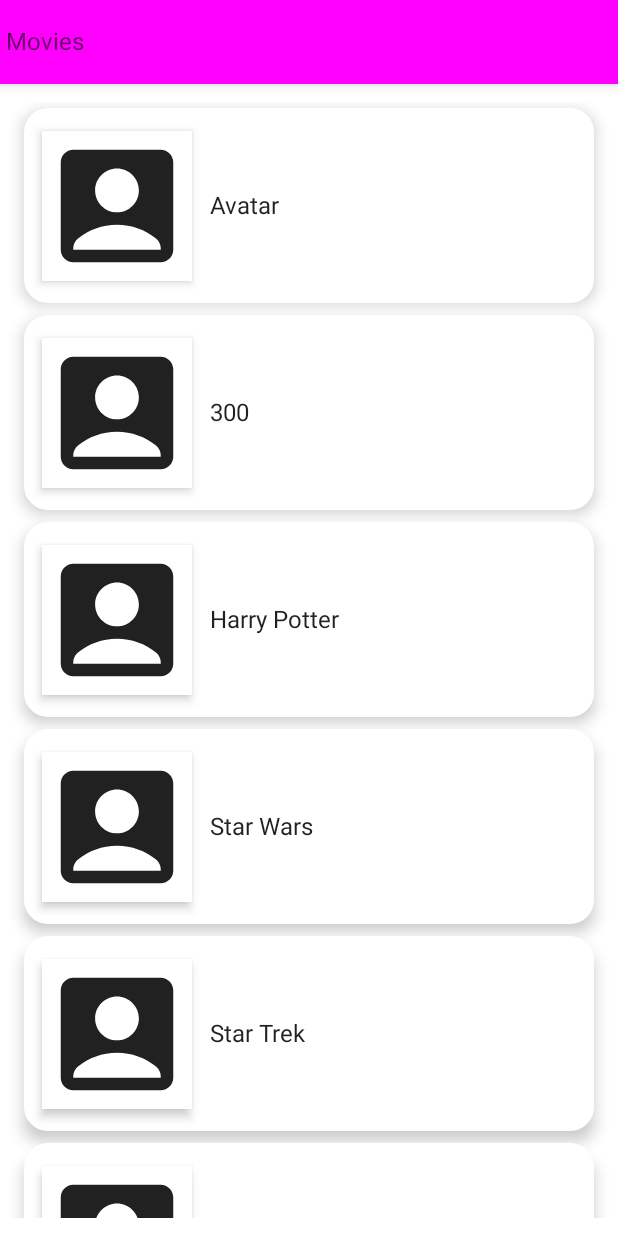
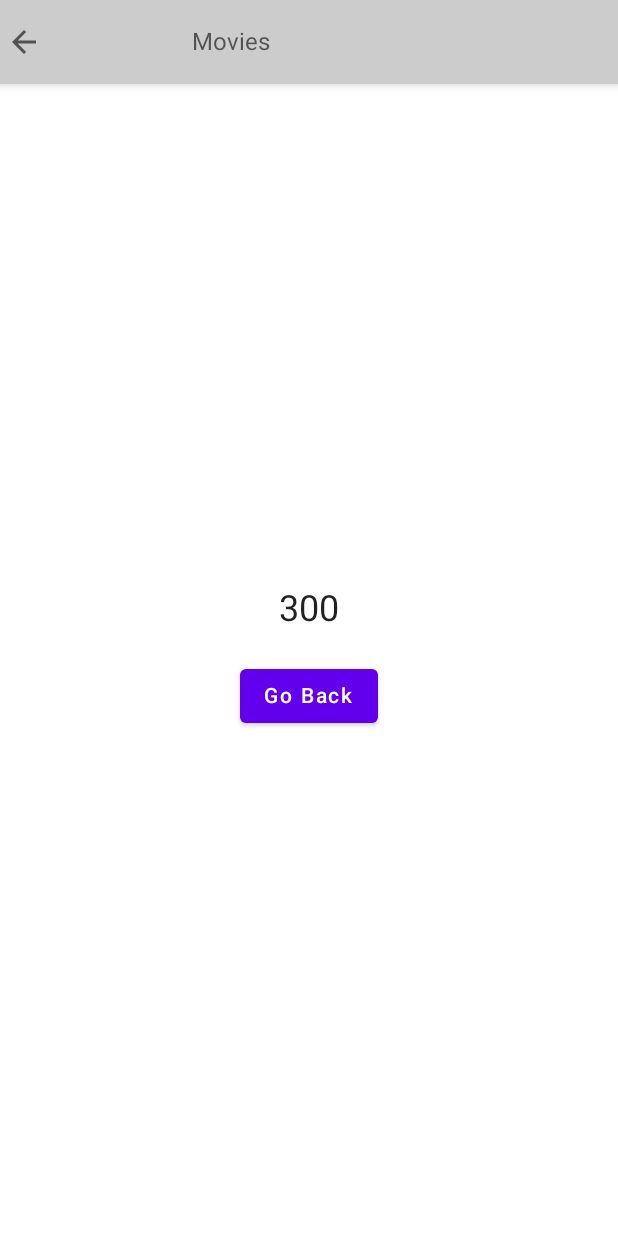
Before and after one commit to raiesbo/random, an Android app built with Jetpack Compose: the screen it shows after launch (MainActivity), after a tap on "300", on a phone screen of 412 x 824 dp. Run offline under Robolectric (Android 15) with nearby library versions, the phone set to English and light mode, and no system bars.

Commit message:
[kotlinCompose MovieApp] Finish nav implementation

```diff
--- a/androidKotlinBootcamp/MovieApp/app/src/main/java/com/raiesbo/movieapp/MainActivity.kt
+++ b/androidKotlinBootcamp/MovieApp/app/src/main/java/com/raiesbo/movieapp/MainActivity.kt
@@ -1,26 +1,11 @@
 package com.raiesbo.movieapp
 
 import android.os.Bundle
-import android.util.Log
 import androidx.activity.ComponentActivity
 import androidx.activity.compose.setContent
-import androidx.compose.foundation.clickable
-import androidx.compose.foundation.layout.*
-import androidx.compose.foundation.lazy.LazyColumn
-import androidx.compose.foundation.lazy.items
-import androidx.compose.foundation.shape.CornerSize
-import androidx.compose.foundation.shape.RoundedCornerShape
-import androidx.compose.material.*
-import androidx.compose.material.icons.Icons
-import androidx.compose.material.icons.filled.AccountBox
-import androidx.compose.material.icons.filled.Face
 import androidx.compose.runtime.Composable
-import androidx.compose.ui.Alignment
-import androidx.compose.ui.Modifier
-import androidx.compose.ui.graphics.Color
-import androidx.compose.ui.graphics.RectangleShape
 import androidx.compose.ui.tooling.preview.Preview
-import androidx.compose.ui.unit.dp
+import com.raiesbo.movieapp.navigation.MovieNavigation
 import com.raiesbo.movieapp.ui.theme.MovieAppTheme
 
 class MainActivity : ComponentActivity() {
@@ -28,7 +13,7 @@ class MainActivity : ComponentActivity() {
         super.onCreate(savedInstanceState)
         setContent {
             MyApp {
-                MainContent()
+                MovieNavigation()
             }
         }
     }
@@ -37,64 +22,7 @@ class MainActivity : ComponentActivity() {
 @Composable
 fun MyApp(content: @Composable () -> Unit) {
     MovieAppTheme {
-        Scaffold(
-            topBar = {
-                TopAppBar(backgroundColor = Color.Magenta, elevation = 5.dp) {
-                    Text(text = "Movies")
-                }
-            }
-        ) {
-            content()
-        }
-    }
-}
-
-@Composable
-fun MainContent(movieList: List<String> = listOf(
-    "Avatar",
-    "300",
-    "Harry Potter",
-    "Star Wars",
-    "Star Trek",
-    "Air bender",
-    "Avatar 2",
-)) {
-    Column(modifier = Modifier.padding(12.dp)) {
-        LazyColumn(content = {
-            items(items = movieList) {
-                MovieRow(movie = it) { movie ->
-                    Log.d("movie", "MainContent: $movie")
-                }
-            }
-        })
-    }
-}
-
-@Composable
-fun MovieRow(movie: String, onItemClick: (String) -> Unit= {}) {
-    Card(
-        modifier = Modifier
-            .padding(4.dp)
-            .fillMaxWidth()
-            .height(130.dp)
-            .clickable {
-                onItemClick(movie)
-            },
-        shape = RoundedCornerShape(corner = CornerSize(16.dp)),
-        elevation = 6.dp
-    ) {
-        Row(
-            verticalAlignment = Alignment.CenterVertically,
-            horizontalArrangement = Arrangement.Start
-        ) {
-            Surface(
-                modifier = Modifier.padding(12.dp).size(100.dp),
-                shape = RectangleShape,
-                elevation = 4.dp) {
-                Icon(imageVector = Icons.Default.AccountBox, contentDescription = "Movie Image")
-            }
-            Text(text = movie)
-        }
+        content()
     }
 }
 
@@ -102,6 +30,6 @@ fun MovieRow(movie: String, onItemClick: (String) -> Unit= {}) {
 @Composable
 fun DefaultPreview() {
     MyApp {
-        MainContent()
+        MovieNavigation()
     }
 }
--- a/androidKotlinBootcamp/MovieApp/app/src/main/java/com/raiesbo/movieapp/navigation/MovieNavigation.kt
+++ b/androidKotlinBootcamp/MovieApp/app/src/main/java/com/raiesbo/movieapp/navigation/MovieNavigation.kt
@@ -1,17 +1,30 @@
 package com.raiesbo.movieapp.navigation
 
 import androidx.compose.runtime.Composable
+import androidx.navigation.NavType
 import androidx.navigation.compose.NavHost
 import androidx.navigation.compose.composable
 import androidx.navigation.compose.rememberNavController
+import androidx.navigation.navArgument
+import com.raiesbo.movieapp.screens.details.DetailsScreen
+import com.raiesbo.movieapp.screens.home.HomeScreen
 
 @Composable
 fun MovieNavigation() {
     val navController = rememberNavController()
     NavHost(navController = navController, startDestination = MovieScreens.HomeScreen.name) {
-        // Here come the composables that for the nav graph
         composable(MovieScreens.HomeScreen.name) {
-
+            // Here we pass where this should lead us to
+            HomeScreen(navController = navController)
+        }
+        composable(
+            route = MovieScreens.DetailsScreen.name+"/{movie}",
+            arguments = listOf(navArgument(name = "movie"){type = NavType.StringType})
+        ) { backStackEntry ->
+            DetailsScreen(
+                navController = navController,
+                movieData = backStackEntry.arguments?.getString("movie")
+            )
         }
     }
 }
--- /dev/null
+++ b/androidKotlinBootcamp/MovieApp/app/src/main/java/com/raiesbo/movieapp/screens/details/DetailsScreen.kt
@@ -0,0 +1,51 @@
+package com.raiesbo.movieapp.screens.details
+
+import androidx.compose.foundation.clickable
+import androidx.compose.foundation.layout.*
+import androidx.compose.material.*
+import androidx.compose.material.icons.Icons
+import androidx.compose.material.icons.filled.ArrowBack
+import androidx.compose.runtime.Composable
+import androidx.compose.ui.Alignment
+import androidx.compose.ui.Modifier
+import androidx.compose.ui.graphics.Color
+import androidx.compose.ui.unit.dp
+import androidx.navigation.NavController
+
+@Composable
+fun DetailsScreen(navController: NavController, movieData: String?) {
+    Scaffold(
+        topBar = {
+            TopAppBar(backgroundColor = Color.LightGray, elevation = 5.dp) {
+                Row(horizontalArrangement = Arrangement.Start, verticalAlignment = Alignment.CenterVertically) {
+                    Icon(imageVector = Icons.Default.ArrowBack, contentDescription = "Arrow Back", modifier = Modifier.clickable {
+                        navController.popBackStack()
+                    })
+                    Spacer(modifier = Modifier.width(100.dp))
+                    Text(text = "Movies")
+                }
+            }
+        }
+    ) {
+        Surface(modifier = Modifier
+            .fillMaxWidth()
+            .fillMaxHeight()) {
+            Column(
+                horizontalAlignment = Alignment.CenterHorizontally,
+                verticalArrangement = Arrangement.Center
+            ) {
+                Text(text = movieData.toString(), style = MaterialTheme.typography.h5)
+                Spacer(modifier = Modifier.height(20.dp))
+                Button(onClick = {
+                    navController.popBackStack()
+                }) {
+                    Text(text = "Go Back")
+                }
+            }
+        }
+    }
+
+
+
+
+}
--- a/androidKotlinBootcamp/MovieApp/app/src/main/java/com/raiesbo/movieapp/screens/home/HomeScreen.kt
+++ b/androidKotlinBootcamp/MovieApp/app/src/main/java/com/raiesbo/movieapp/screens/home/HomeScreen.kt
@@ -1 +1,87 @@
 package com.raiesbo.movieapp.screens.home
+
+import android.util.Log
+import androidx.compose.foundation.clickable
+import androidx.compose.foundation.layout.*
+import androidx.compose.foundation.lazy.LazyColumn
+import androidx.compose.foundation.lazy.items
+import androidx.compose.foundation.shape.CornerSize
+import androidx.compose.foundation.shape.RoundedCornerShape
+import androidx.compose.material.*
+import androidx.compose.material.icons.Icons
+import androidx.compose.material.icons.filled.AccountBox
+import androidx.compose.runtime.Composable
+import androidx.compose.ui.Alignment
+import androidx.compose.ui.Modifier
+import androidx.compose.ui.graphics.Color
+import androidx.compose.ui.graphics.RectangleShape
+import androidx.compose.ui.unit.dp
+import androidx.navigation.NavController
+import com.raiesbo.movieapp.navigation.MovieScreens
+
+@Composable
+fun HomeScreen(navController: NavController) {
+    Scaffold(
+        topBar = {
+            TopAppBar(backgroundColor = Color.LightGray, elevation = 5.dp) {
+                Text(text = "Movies")
+            }
+        }
+    ) {
+        MainContent(navController = navController)
+    }
+}
+
+@Composable
+fun MainContent(
+    navController: NavController,
+    movieList: List<String> = listOf(
+    "Avatar",
+    "300",
+    "Harry Potter",
+    "Star Wars",
+    "Star Trek",
+    "Air bender",
+    "Avatar 2",
+)) {
+    Column(modifier = Modifier.padding(12.dp)) {
+        LazyColumn(content = {
+            items(items = movieList) {
+                MovieRow(movie = it) { movie ->
+                    navController.navigate(route = "${MovieScreens.DetailsScreen.name}/${movie}")
+                    // Log.d("movie", "MainContent: $movie")
+                }
+            }
+        })
+    }
+}
+
+@Composable
+fun MovieRow(movie: String, onItemClick: (String) -> Unit= {}) {
+    Card(
+        modifier = Modifier
+            .padding(4.dp)
+            .fillMaxWidth()
+            .height(130.dp)
+            .clickable {
+                onItemClick(movie)
+            },
+        shape = RoundedCornerShape(corner = CornerSize(16.dp)),
+        elevation = 6.dp
+    ) {
+        Row(
+            verticalAlignment = Alignment.CenterVertically,
+            horizontalArrangement = Arrangement.Start
+        ) {
+            Surface(
+                modifier = Modifier
+                    .padding(12.dp)
+                    .size(100.dp),
+                shape = RectangleShape,
+                elevation = 4.dp) {
+                Icon(imageVector = Icons.Default.AccountBox, contentDescription = "Movie Image")
+            }
+            Text(text = movie)
+        }
+    }
+}
```
Also changed, not shown: androidKotlinBootcamp/MovieApp/app/src/main/java/com/raiesbo/movieapp/navigation/MovieScreens.kt (line endings or trailing spaces).
